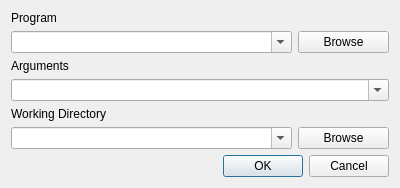
cdesjardins/ComBomb, file ComBombGui/runprocessdialog.ui: the form before one commit.
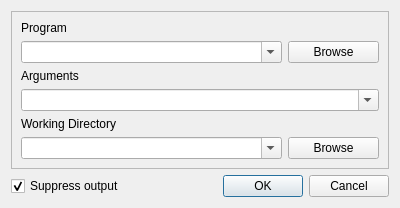
The form after the commit. Custom widgets are drawn as their Qt base class.

Commit message: Suppress output while process running

```diff
--- a/ComBombGui/runprocessdialog.ui
+++ b/ComBombGui/runprocessdialog.ui
@@ -7,21 +7,77 @@
     <x>0</x>
     <y>0</y>
     <width>400</width>
-    <height>182</height>
+    <height>202</height>
    </rect>
   </property>
   <property name="windowTitle">
    <string>Run Process</string>
   </property>
   <layout class="QGridLayout" name="gridLayout">
-   <item row="0" column="0">
+   <item row="0" column="0" colspan="2">
+    <widget class="QFrame" name="frame">
+     <property name="frameShape">
+      <enum>QFrame::StyledPanel</enum>
+     </property>
+     <property name="frameShadow">
+      <enum>QFrame::Raised</enum>
+     </property>
+     <layout class="QGridLayout" name="gridLayout_2">
+      <item row="4" column="1">
+       <widget class="QLabel" name="label_2">
+        <property name="text">
+         <string>Arguments</string>
+        </property>
+       </widget>
+      </item>
+      <item row="8" column="3">
+       <widget class="QPushButton" name="workingDirBrowseButton">
+        <property name="maximumSize">
+         <size>
+          <width>91</width>
+          <height>16777215</height>
+         </size>
+        </property>
+        <property name="text">
+         <string>Browse</string>
+        </property>
+       </widget>
+      </item>
+      <item row="1" column="3">
+       <widget class="QPushButton" name="programBrowseButton">
+        <property name="maximumSize">
+         <size>
+          <width>91</width>
+          <height>16777215</height>
+         </size>
+        </property>
+        <property name="text">
+         <string>Browse</string>
+        </property>
+       </widget>
+      </item>
+      <item row="7" column="1">
+       <widget class="QLabel" name="label_3">
+        <property name="text">
+         <string>Working Directory</string>
+        </property>
+       </widget>
+      </item>
+      <item row="0" column="1">
     <widget class="QLabel" name="label">
      <property name="text">
       <string>Program</string>
      </property>
     </widget>
    </item>
-   <item row="1" column="0">
+      <item row="5" column="1" colspan="3">
+       <widget class="CBComboBox" name="argumentsComboBox">
+        <property name="editable">
+         <bool>true</bool>
+        </property>
+       </widget>
+      </item>
+      <item row="1" column="1" colspan="2">
     <widget class="CBComboBox" name="programComboBox">
      <property name="editable">
       <bool>true</bool>
@@ -31,61 +87,17 @@
      </property>
     </widget>
    </item>
-   <item row="1" column="1">
-    <widget class="QPushButton" name="programBrowseButton">
-     <property name="maximumSize">
-      <size>
-       <width>91</width>
-       <height>16777215</height>
-      </size>
-     </property>
-     <property name="text">
-      <string>Browse</string>
-     </property>
-    </widget>
-   </item>
-   <item row="2" column="0">
-    <widget class="QLabel" name="label_2">
-     <property name="text">
-      <string>Arguments</string>
-     </property>
-    </widget>
-   </item>
-   <item row="3" column="0" colspan="2">
-    <widget class="CBComboBox" name="argumentsComboBox">
-     <property name="editable">
-      <bool>true</bool>
-     </property>
-    </widget>
-   </item>
-   <item row="4" column="0">
-    <widget class="QLabel" name="label_3">
-     <property name="text">
-      <string>Working Directory</string>
-     </property>
-    </widget>
-   </item>
-   <item row="5" column="0">
+      <item row="8" column="1" colspan="2">
     <widget class="CBComboBox" name="workingDirComboBox">
      <property name="editable">
       <bool>true</bool>
      </property>
     </widget>
    </item>
-   <item row="5" column="1">
-    <widget class="QPushButton" name="workingDirBrowseButton">
-     <property name="maximumSize">
-      <size>
-       <width>91</width>
-       <height>16777215</height>
-      </size>
-     </property>
-     <property name="text">
-      <string>Browse</string>
-     </property>
+     </layout>
     </widget>
    </item>
-   <item row="6" column="0" colspan="2">
+   <item row="2" column="1">
     <widget class="QDialogButtonBox" name="buttonBox">
      <property name="orientation">
       <enum>Qt::Horizontal</enum>
@@ -95,6 +107,16 @@
      </property>
     </widget>
    </item>
+   <item row="2" column="0">
+    <widget class="QCheckBox" name="suppressOutputCheckBox">
+     <property name="text">
+      <string>Suppress output</string>
+     </property>
+     <property name="checked">
+      <bool>true</bool>
+     </property>
+    </widget>
+   </item>
   </layout>
  </widget>
  <customwidgets>
```
Lines whose indentation alone changed are shown as unchanged. The commit also changes 7 other files.
